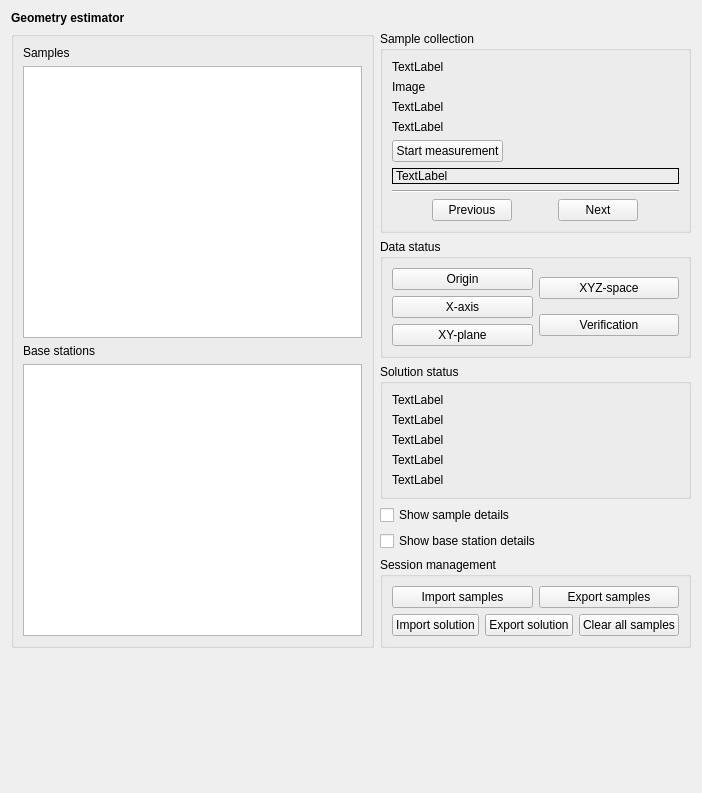
Above: src/cfclient/ui/widgets/geo_estimator.ui from bitcraze/crazyflie-clients-python before the change. Below: the same form after it.
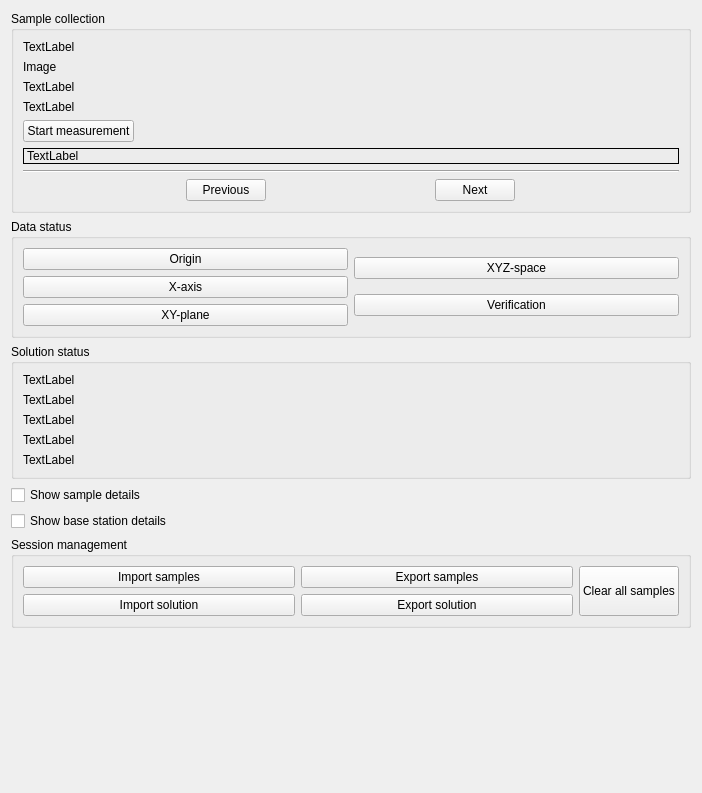
That is the form after the change.

Commit message: Break out samples and bs from GeoEstimatorWidget into separate widget

Diff of the .ui file:
```diff
--- a/src/cfclient/ui/widgets/geo_estimator.ui
+++ b/src/cfclient/ui/widgets/geo_estimator.ui
@@ -20,99 +20,8 @@
    <string>Form</string>
   </property>
   <layout class="QVBoxLayout" name="verticalLayout">
-   <item>
-    <widget class="QLabel" name="label">
-     <property name="font">
-      <font>
-       <bold>true</bold>
-      </font>
-     </property>
-     <property name="text">
-      <string>Geometry estimator</string>
-     </property>
-    </widget>
-   </item>
    <item>
     <layout class="QHBoxLayout" name="horizontalLayout_7">
-     <item>
-      <widget class="QGroupBox" name="_details_group_box">
-       <layout class="QVBoxLayout" name="verticalLayout_6">
-        <item>
-         <widget class="QLabel" name="label_2">
-          <property name="text">
-           <string>Samples</string>
-          </property>
-         </widget>
-        </item>
-        <item>
-         <widget class="QTableView" name="_samples_table_view">
-          <property name="sizePolicy">
-           <sizepolicy hsizetype="MinimumExpanding" vsizetype="Expanding">
-            <horstretch>0</horstretch>
-            <verstretch>0</verstretch>
-           </sizepolicy>
-          </property>
-          <property name="sizeAdjustPolicy">
-           <enum>QAbstractScrollArea::SizeAdjustPolicy::AdjustToContents</enum>
-          </property>
-          <property name="selectionMode">
-           <enum>QAbstractItemView::SelectionMode::SingleSelection</enum>
-          </property>
-          <property name="selectionBehavior">
-           <enum>QAbstractItemView::SelectionBehavior::SelectRows</enum>
-          </property>
-          <property name="cornerButtonEnabled">
-           <bool>false</bool>
-          </property>
-          <attribute name="horizontalHeaderStretchLastSection">
-           <bool>true</bool>
-          </attribute>
-          <attribute name="verticalHeaderVisible">
-           <bool>false</bool>
-          </attribute>
-          <attribute name="verticalHeaderStretchLastSection">
-           <bool>false</bool>
-          </attribute>
-         </widget>
-        </item>
-        <item>
-         <widget class="QLabel" name="label_3">
-          <property name="text">
-           <string>Base stations</string>
-          </property>
-         </widget>
-        </item>
-        <item>
-         <widget class="QTableView" name="_base_stations_table_view">
-          <property name="sizePolicy">
-           <sizepolicy hsizetype="MinimumExpanding" vsizetype="Expanding">
-            <horstretch>0</horstretch>
-            <verstretch>0</verstretch>
-           </sizepolicy>
-          </property>
-          <property name="sizeAdjustPolicy">
-           <enum>QAbstractScrollArea::SizeAdjustPolicy::AdjustToContents</enum>
-          </property>
-          <property name="selectionMode">
-           <enum>QAbstractItemView::SelectionMode::SingleSelection</enum>
-          </property>
-          <property name="selectionBehavior">
-           <enum>QAbstractItemView::SelectionBehavior::SelectRows</enum>
-          </property>
-          <property name="cornerButtonEnabled">
-           <bool>false</bool>
-          </property>
-          <attribute name="horizontalHeaderStretchLastSection">
-           <bool>true</bool>
-          </attribute>
-          <attribute name="verticalHeaderVisible">
-           <bool>false</bool>
-          </attribute>
-         </widget>
-        </item>
-       </layout>
-      </widget>
-     </item>
      <item>
       <layout class="QVBoxLayout" name="controlls_layout">
        <item>
@@ -369,7 +278,9 @@
          <property name="title">
           <string>Session management</string>
          </property>
-         <layout class="QVBoxLayout" name="verticalLayout_7">
+         <layout class="QHBoxLayout" name="horizontalLayout_5">
+          <item>
+           <layout class="QVBoxLayout" name="verticalLayout_6">
           <item>
            <layout class="QHBoxLayout" name="horizontalLayout_3">
             <item>
@@ -404,14 +315,22 @@
               </property>
              </widget>
             </item>
+             </layout>
+            </item>
+           </layout>
+          </item>
             <item>
              <widget class="QPushButton" name="_clear_all_button">
+            <property name="sizePolicy">
+             <sizepolicy hsizetype="Maximum" vsizetype="Minimum">
+              <horstretch>0</horstretch>
+              <verstretch>0</verstretch>
+             </sizepolicy>
+            </property>
               <property name="text">
                <string>Clear all samples</string>
               </property>
              </widget>
-            </item>
-           </layout>
           </item>
          </layout>
         </widget>
```
Lines whose indentation alone changed are shown as unchanged. The commit also changes 5 other files.
